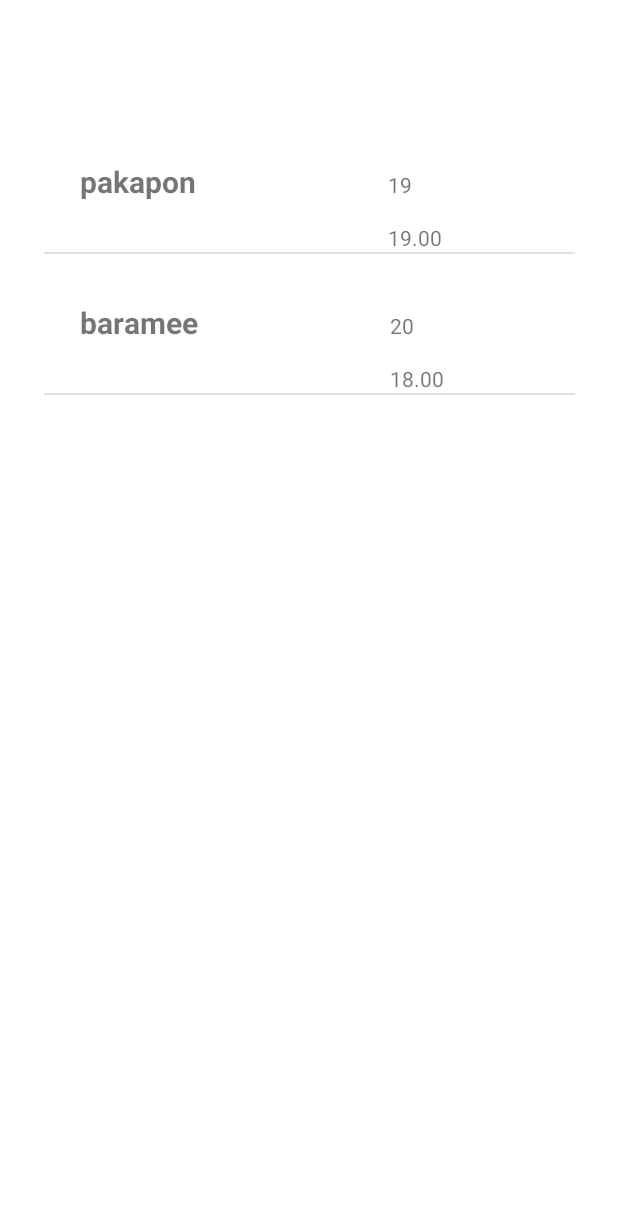
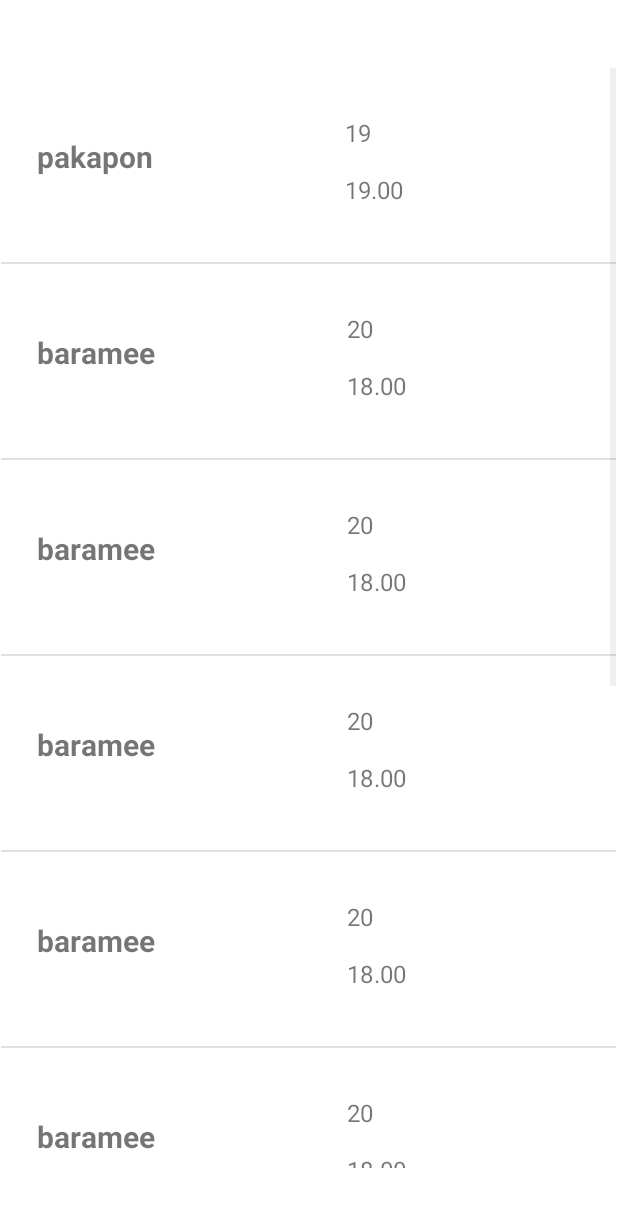
Before and after one commit to pakaponzamak/Android_Application, an Android app: the ActivityTeacher screen opened directly, with no data from a screen before it, on a phone screen of 412 x 824 dp. Shown: the top 1207 px of the screen. Run offline under Robolectric (Android 15) with nearby library versions, the phone set to English and light mode, and no system bars; our stand-ins replace Firebase (no records; nobody signed in at launch, a user with empty details on screens opened directly).

Commit message:
Student List Layout Updating

```diff
--- a/app/src/main/java/com/example/myloginapp/ActivityTeacher.java
+++ b/app/src/main/java/com/example/myloginapp/ActivityTeacher.java
@@ -25,12 +25,29 @@ public class ActivityTeacher extends AppCompatActivity {
 
         //Student Object
         StudentData pakapon = new StudentData("pakapon","19","19.00");
-        StudentData baramee = new StudentData("baramee","20","18.00");
+        StudentData baramee1 = new StudentData("baramee","20","18.00");
+        StudentData baramee2 = new StudentData("baramee","20","18.00");
+        StudentData baramee3 = new StudentData("baramee","20","18.00");
+        StudentData baramee4 = new StudentData("baramee","20","18.00");
+        StudentData baramee5 = new StudentData("baramee","20","18.00");
+        StudentData baramee6 = new StudentData("baramee","20","18.00");
+        StudentData baramee7 = new StudentData("baramee","20","18.00");
+        StudentData baramee8 = new StudentData("baramee","20","18.00");
+        StudentData baramee9 = new StudentData("baramee","20","18.00");
+
 
 
         ArrayList<StudentData> studentList = new ArrayList<>();
         studentList.add(pakapon);
-        studentList.add(baramee);
+        studentList.add(baramee1);
+        studentList.add(baramee2);
+        studentList.add(baramee3);
+        studentList.add(baramee4);
+        studentList.add(baramee5);
+        studentList.add(baramee6);
+        studentList.add(baramee7);
+        studentList.add(baramee8);
+        studentList.add(baramee9);
 
         StudentListAdapter adapter = new StudentListAdapter(this,R.layout.student_list_layout,studentList);
         mListView.setAdapter(adapter);
--- a/app/src/main/res/layout/activity_teacher.xml
+++ b/app/src/main/res/layout/activity_teacher.xml
@@ -7,12 +7,9 @@
 
     <ListView
         android:id="@+id/student_list"
-        android:layout_width="354dp"
-        android:layout_height="673dp"
-        android:layout_marginStart="32dp"
-        android:layout_marginTop="46dp"
-        android:layout_marginEnd="32dp"
-        android:layout_marginBottom="46dp"
+        android:layout_width="410dp"
+        android:layout_height="733dp"
+        android:layout_marginEnd="1dp"
         app:layout_constraintBottom_toBottomOf="parent"
         app:layout_constraintEnd_toEndOf="parent"
         app:layout_constraintStart_toStartOf="parent"
--- a/app/src/main/res/layout/student_list_layout.xml
+++ b/app/src/main/res/layout/student_list_layout.xml
@@ -10,7 +10,7 @@
         android:layout_width="wrap_content"
         android:layout_height="wrap_content"
         android:layout_marginStart="24dp"
-        android:layout_marginTop="32dp"
+        android:layout_marginTop="45dp"
         android:text="TextView"
         android:textSize="20sp"
         android:textStyle="bold"
@@ -22,9 +22,11 @@
         android:layout_width="wrap_content"
         android:layout_height="wrap_content"
         android:layout_marginStart="128dp"
+        android:layout_marginTop="32dp"
         android:text="TextView"
-        app:layout_constraintBaseline_toBaselineOf="@+id/textView3"
-        app:layout_constraintStart_toEndOf="@+id/textView3" />
+        android:textSize="16sp"
+        app:layout_constraintStart_toEndOf="@+id/textView3"
+        app:layout_constraintTop_toTopOf="parent" />
 
     <TextView
         android:id="@+id/textView5"
@@ -33,6 +35,17 @@
         android:layout_marginStart="128dp"
         android:layout_marginTop="16dp"
         android:text="TextView"
+        android:textSize="16sp"
         app:layout_constraintStart_toEndOf="@+id/textView3"
         app:layout_constraintTop_toBottomOf="@+id/textView4" />
+
+    <View
+        android:id="@+id/view2"
+        android:layout_width="30dp"
+        android:layout_height="29dp"
+        android:layout_marginStart="128dp"
+        android:layout_marginTop="8dp"
+        app:layout_constraintEnd_toEndOf="parent"
+        app:layout_constraintStart_toStartOf="parent"
+        app:layout_constraintTop_toBottomOf="@+id/textView5" />
 </androidx.constraintlayout.widget.ConstraintLayout>
```
